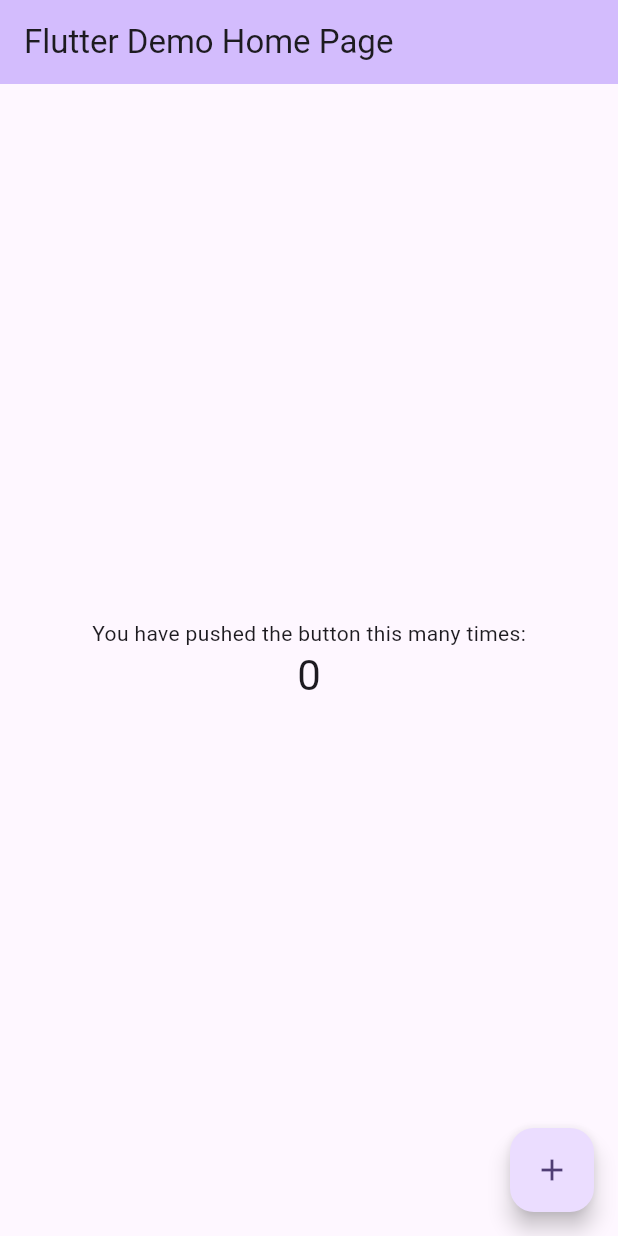
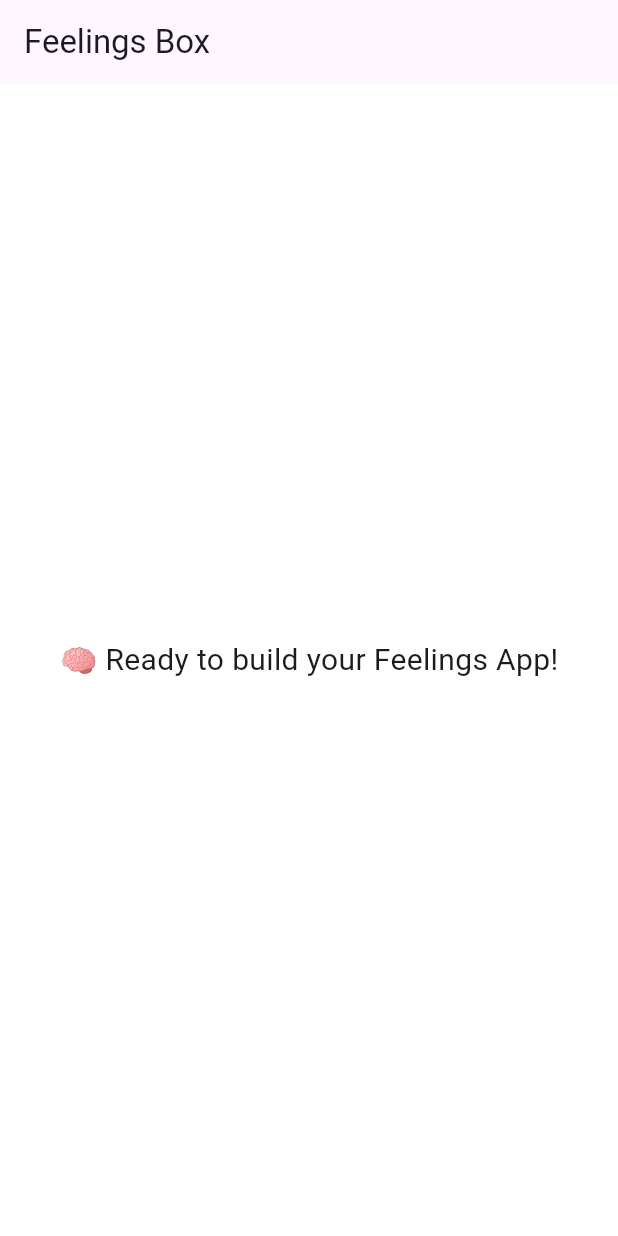
Before and after one commit to Arafat6462/feelings_box, a Flutter app: the screen it shows after launch, on a phone screen of 412 x 824 dp. Run offline on Flutter 3.47's test engine with Material 3 defaults, Android fonts, the phone set to English and light mode, and no system bars.

Commit message:
clean home page

```diff
--- a/lib/main.dart
+++ b/lib/main.dart
@@ -1,122 +1,42 @@
 import 'package:flutter/material.dart';
 
 void main() {
-  runApp(const MyApp());
+  runApp(const FeelingsApp());
 }
 
-class MyApp extends StatelessWidget {
-  const MyApp({super.key});
+class FeelingsApp extends StatelessWidget {
+  const FeelingsApp({super.key});
 
-  // This widget is the root of your application.
   @override
   Widget build(BuildContext context) {
     return MaterialApp(
-      title: 'Flutter Demo',
+      title: 'Feelings App',
+      debugShowCheckedModeBanner: false,
       theme: ThemeData(
-        // This is the theme of your application.
-        //
-        // TRY THIS: Try running your application with "flutter run". You'll see
-        // the application has a purple toolbar. Then, without quitting the app,
-        // try changing the seedColor in the colorScheme below to Colors.green
-        // and then invoke "hot reload" (save your changes or press the "hot
-        // reload" button in a Flutter-supported IDE, or press "r" if you used
-        // the command line to start the app).
-        //
-        // Notice that the counter didn't reset back to zero; the application
-        // state is not lost during the reload. To reset the state, use hot
-        // restart instead.
-        //
-        // This works for code too, not just values: Most code changes can be
-        // tested with just a hot reload.
-        colorScheme: ColorScheme.fromSeed(seedColor: Colors.deepPurple),
+        primarySwatch: Colors.teal,
+        scaffoldBackgroundColor: Colors.white,
+        useMaterial3: true,
       ),
-      home: const MyHomePage(title: 'Flutter Demo Home Page'),
+      home: const HomePage(),
     );
   }
 }
 
-class MyHomePage extends StatefulWidget {
-  const MyHomePage({super.key, required this.title});
-
-  // This widget is the home page of your application. It is stateful, meaning
-  // that it has a State object (defined below) that contains fields that affect
-  // how it looks.
-
-  // This class is the configuration for the state. It holds the values (in this
-  // case the title) provided by the parent (in this case the App widget) and
-  // used by the build method of the State. Fields in a Widget subclass are
-  // always marked "final".
-
-  final String title;
-
-  @override
-  State<MyHomePage> createState() => _MyHomePageState();
-}
-
-class _MyHomePageState extends State<MyHomePage> {
-  int _counter = 0;
-
-  void _incrementCounter() {
-    setState(() {
-      // This call to setState tells the Flutter framework that something has
-      // changed in this State, which causes it to rerun the build method below
-      // so that the display can reflect the updated values. If we changed
-      // _counter without calling setState(), then the build method would not be
-      // called again, and so nothing would appear to happen.
-      _counter++;
-    });
-  }
+class HomePage extends StatelessWidget {
+  const HomePage({super.key});
 
   @override
   Widget build(BuildContext context) {
-    // This method is rerun every time setState is called, for instance as done
-    // by the _incrementCounter method above.
-    //
-    // The Flutter framework has been optimized to make rerunning build methods
-    // fast, so that you can just rebuild anything that needs updating rather
-    // than having to individually change instances of widgets.
     return Scaffold(
       appBar: AppBar(
-        // TRY THIS: Try changing the color here to a specific color (to
-        // Colors.amber, perhaps?) and trigger a hot reload to see the AppBar
-        // change color while the other colors stay the same.
-        backgroundColor: Theme.of(context).colorScheme.inversePrimary,
-        // Here we take the value from the MyHomePage object that was created by
-        // the App.build method, and use it to set our appbar title.
-        title: Text(widget.title),
+        title: const Text('Feelings Box'),
       ),
-      body: Center(
-        // Center is a layout widget. It takes a single child and positions it
-        // in the middle of the parent.
-        child: Column(
-          // Column is also a layout widget. It takes a list of children and
-          // arranges them vertically. By default, it sizes itself to fit its
-          // children horizontally, and tries to be as tall as its parent.
-          //
-          // Column has various properties to control how it sizes itself and
-          // how it positions its children. Here we use mainAxisAlignment to
-          // center the children vertically; the main axis here is the vertical
-          // axis because Columns are vertical (the cross axis would be
-          // horizontal).
-          //
-          // TRY THIS: Invoke "debug painting" (choose the "Toggle Debug Paint"
-          // action in the IDE, or press "p" in the console), to see the
-          // wireframe for each widget.
-          mainAxisAlignment: MainAxisAlignment.center,
-          children: <Widget>[
-            const Text('You have pushed the button this many times:'),
-            Text(
-              '$_counter',
-              style: Theme.of(context).textTheme.headlineMedium,
-            ),
-          ],
+      body: const Center(
+        child: Text(
+          '🧠 Ready to build your Feelings App!',
+          style: TextStyle(fontSize: 20),
         ),
       ),
-      floatingActionButton: FloatingActionButton(
-        onPressed: _incrementCounter,
-        tooltip: 'Increment',
-        child: const Icon(Icons.add),
-      ), // This trailing comma makes auto-formatting nicer for build methods.
     );
   }
 }
```
